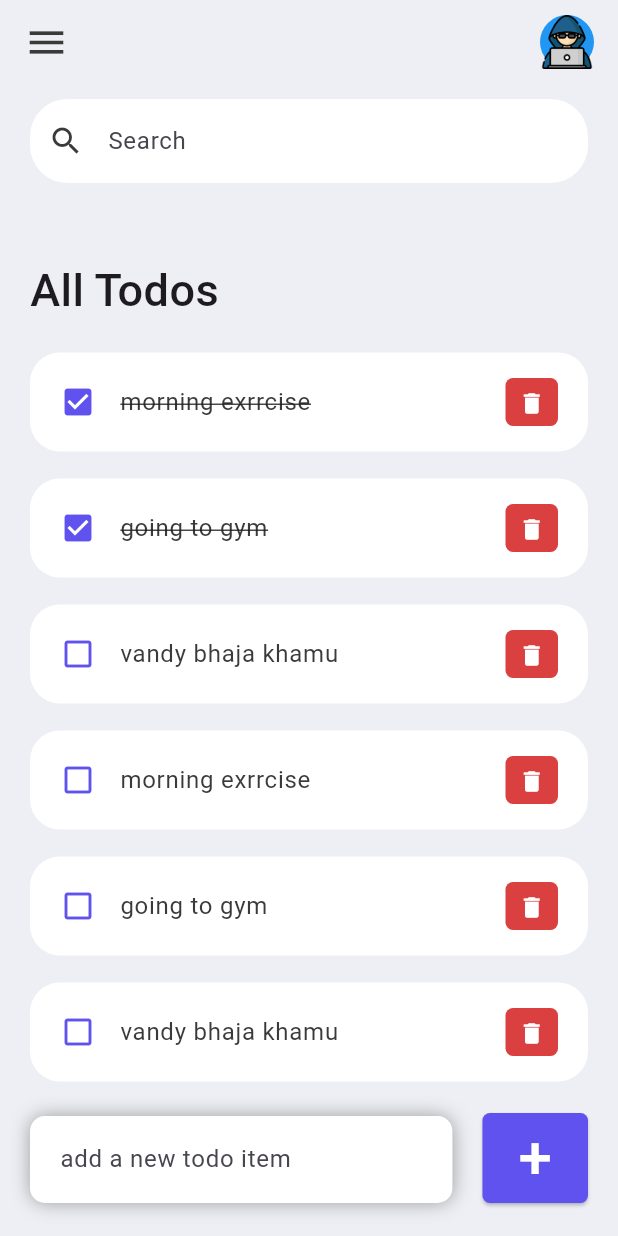
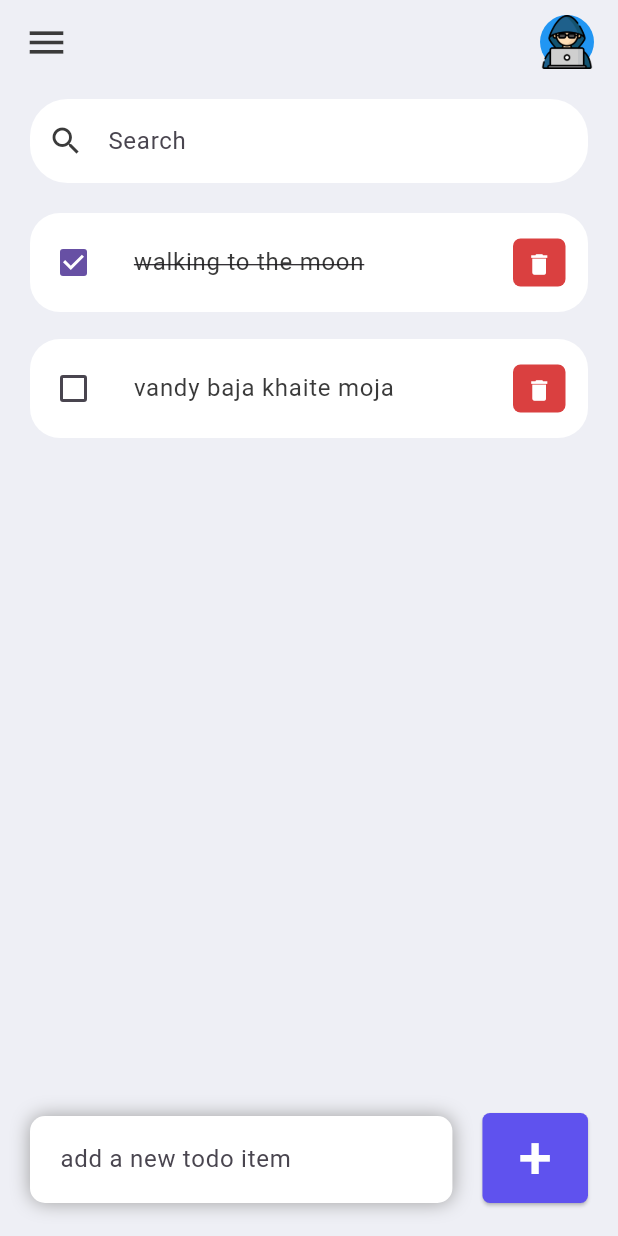
Before and after one commit to sazzadul-kobir/Todo_app_flutter, a Flutter app: the screen it shows after launch, on a phone screen of 412 x 824 dp. Run offline on Flutter 3.47's test engine with Material 3 defaults, Android fonts, the phone set to English and light mode, and no system bars.

```diff
--- a/lib/model/todo.dart
+++ b/lib/model/todo.dart
@@ -1,22 +1,11 @@
 
 
 class toDo{
-  String? id;
+
   String? todoText;
   bool isDone;
 
-  toDo({required this.id,required this.todoText,this.isDone=false});
-
-  static List<toDo> todoList(){
-    return [
-      toDo(id: '1', todoText: "morning exrrcise",isDone: true),
-      toDo(id: '2', todoText: "going to gym",isDone: true),
-      toDo(id: '3', todoText: "vandy bhaja khamu"),
-      toDo(id: '4', todoText: "morning exrrcise"),
-      toDo(id: '5', todoText: "going to gym"),
-      toDo(id: '6', todoText: "vandy bhaja khamu")
-    ];
-  }
+  toDo({required this.todoText,this.isDone=false});
 
 
-}
+  }
--- a/lib/screen/home_screen.dart
+++ b/lib/screen/home_screen.dart
@@ -3,10 +3,72 @@ import 'package:todoapp/constant/colors.dart';
 import 'package:todoapp/model/todo.dart';
 import 'package:todoapp/widget/todo_item.dart';
 
-class Home extends StatelessWidget {
+class Home extends StatefulWidget {
+  @override
+  State<Home> createState() => _HomeState();
+}
+
+class _HomeState extends State<Home> {
+
+  TextEditingController botomtextcontroller=TextEditingController();
+  late TextEditingController _searchtextEditingController;
+
+
+  @override
+  void initState() {
+    super.initState();
+    _searchtextEditingController = TextEditingController();
+  }
+
+
+
+
+
+  List<toDo> todos=[
+    toDo(todoText: "walking to the moon",isDone: true),
+    toDo(todoText: "vandy baja khaite moja",isDone: false)
+  ];
+
+
+
+
+
+  List<toDo> _filter(String query){
+    return todos.where((todo) => todo.todoText!.toLowerCase()
+          .contains(query.toLowerCase())).toList();
+
+  }
+
+  void _addtodo(){
+
+    if(botomtextcontroller.text.isNotEmpty){
+      setState(() {
+        todos.add(toDo(todoText: botomtextcontroller.text,isDone: false));
+        botomtextcontroller.clear();
+        FocusScope.of(context).unfocus();
+      });
+    }
+  }
+
+  void _toggleCompleted(toDo todoObj) {
+    setState(() {
+      todoObj.isDone= !todoObj.isDone;
+    });}
+
+  void _removeTodo(toDo tod){
+    setState(() {
+      todos.remove(tod);
+    });
+  }
+
+  @override
+  void dispose() {
+    _searchtextEditingController.dispose();
+    botomtextcontroller.dispose();
+    super.dispose();
+  }
   @override
   Widget build(BuildContext context) {
-    final List todolist = toDo.todoList();
 
     return Scaffold(
       backgroundColor: tdBgColor,
@@ -37,7 +99,9 @@ class Home extends StatelessWidget {
           child: Column(
             children: [
               TextField(
+              controller: _searchtextEditingController,
                 decoration: InputDecoration(
+
                     filled: true,
                     fillColor: Colors.white,
                     prefixIcon: Icon(
@@ -48,24 +112,31 @@ class Home extends StatelessWidget {
                     border: OutlineInputBorder(
                         borderRadius: BorderRadius.circular(25),
                         borderSide: BorderSide.none)),
+                onChanged: (value){
+                  setState(() {
+
+                  });
+                },
               ),
               Expanded(
-                child: ListView(
-                  children: [
-                    Container(
-                      margin: EdgeInsets.only(
-                        top: 50,
-                        bottom: 20,
-                      ),
-                      child: Text(
-                        "All Todos",
-                        style: TextStyle(
-                            fontSize: 30, fontWeight: FontWeight.w500),
-                      ),
-                    ),
-                    for (toDo tdo in todolist) todoItem(todo: tdo)
-                  ],
-                ),
+                child: Container(
+                  margin: EdgeInsets.only(top: 20),
+                  child: ListView.builder(
+                    itemCount: _filter(_searchtextEditingController.text).length,
+
+                      itemBuilder: (context,index){
+                        final Todo=_filter(_searchtextEditingController.text)[index];
+                        return todoItem(
+                            TodoObject: Todo,
+
+                          onChangeChecboxValue: _toggleCompleted,
+                          remove: _removeTodo,
+                        );
+                      },
+
+
+                  ),
+                )
               )
             ],
           ),
@@ -96,7 +167,7 @@ class Home extends StatelessWidget {
                     borderRadius: BorderRadius.circular(10)
                   ),
                   child: TextField(
-
+                    controller: botomtextcontroller,
                     decoration: InputDecoration(
 
                       hintText: "add a new todo item",
@@ -108,7 +179,9 @@ class Home extends StatelessWidget {
               Container(
                 margin: EdgeInsets.only(bottom: 22,right: 20),
                 child: ElevatedButton(
-                    onPressed: (){},
+                    onPressed: (){
+                      _addtodo();
+                    },
                   child: Text("+",style: TextStyle(fontSize: 40,color: Colors.white),),
                   style: ElevatedButton.styleFrom(
                     shape: RoundedRectangleBorder(borderRadius: BorderRadius.circular(5),),
@@ -124,4 +197,7 @@ class Home extends StatelessWidget {
       ]),
     );
   }
+
+
+
 }
--- a/lib/widget/todo_item.dart
+++ b/lib/widget/todo_item.dart
@@ -3,34 +3,41 @@ import 'package:todoapp/constant/colors.dart';
 import 'package:todoapp/model/todo.dart';
 
 class todoItem extends StatelessWidget {
-  final toDo todo;
 
-  todoItem({required this.todo});
+  final Function(toDo) remove;
+  final toDo TodoObject;
+
+  final Function(toDo) onChangeChecboxValue;
+
+
+  todoItem({required this.TodoObject,required this.onChangeChecboxValue,
+  required this.remove
+  });
 
   @override
   Widget build(BuildContext context) {
     return Container(
       margin: EdgeInsets.only(bottom: 18),
         child: ListTile(
-          contentPadding: EdgeInsets.symmetric(horizontal: 20,vertical: 5),
-          onTap: () {},
+
+          contentPadding: EdgeInsets.symmetric(horizontal: 5,vertical: 5),
+
           tileColor: Colors.white,
-          shape:
-              RoundedRectangleBorder(borderRadius: BorderRadius.circular(20)),
-          leading: Icon(
-            todo.isDone?Icons.check_box:Icons.check_box_outline_blank,
-            color: tdBlue,
+          shape: RoundedRectangleBorder(borderRadius: BorderRadius.circular(20)),
+          leading: Checkbox(
+            value: TodoObject.isDone,
+            onChanged: (value) => onChangeChecboxValue(TodoObject),
           ),
           title: Text(
-            todo.todoText!,
+            TodoObject.todoText!,
             style: TextStyle(
                 color: tdBlack,
                 fontSize: 16,
-                decoration:todo.isDone? TextDecoration.lineThrough:null),
+                decoration:TodoObject.isDone? TextDecoration.lineThrough:null),
           ),
           trailing: Container(
 
-            margin: EdgeInsets.symmetric(vertical: 12),
+            margin: EdgeInsets.symmetric(vertical: 12,horizontal: 10),
             height: 35,
             width: 35,
             decoration: BoxDecoration(
@@ -41,7 +48,9 @@ class todoItem extends StatelessWidget {
               iconSize: 18,
               color: Colors.white,
               icon: Icon(Icons.delete),
-              onPressed: () {  },
+              onPressed: () {
+                remove(TodoObject);
+              },
             ),
           ),
         ),
```
